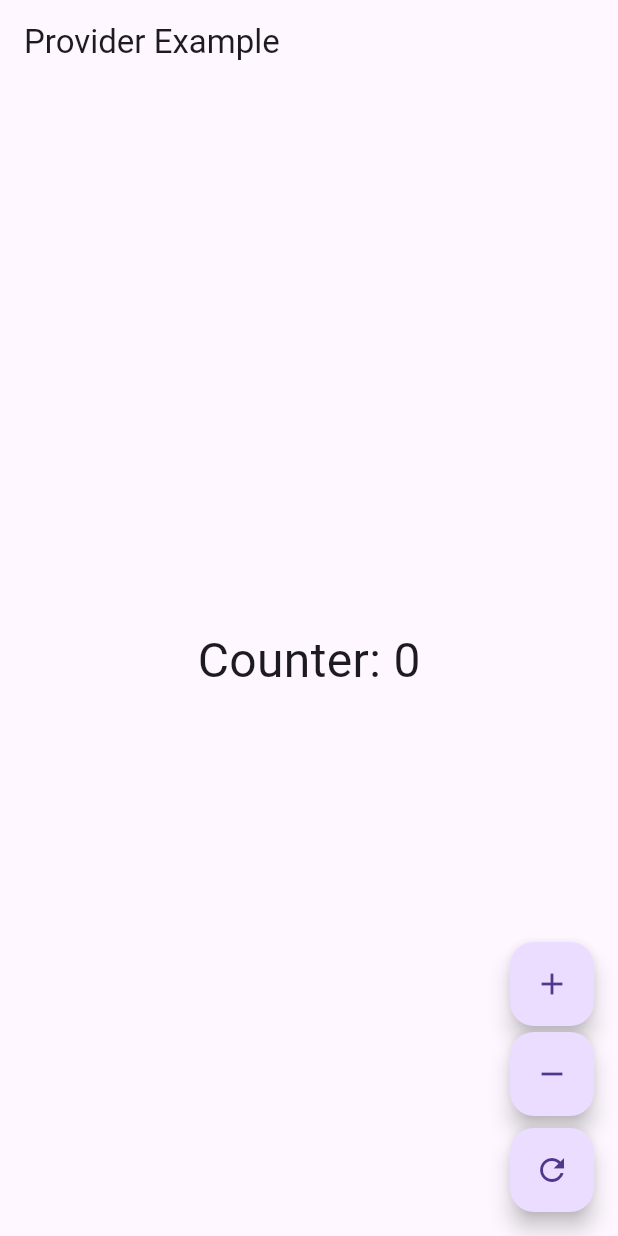
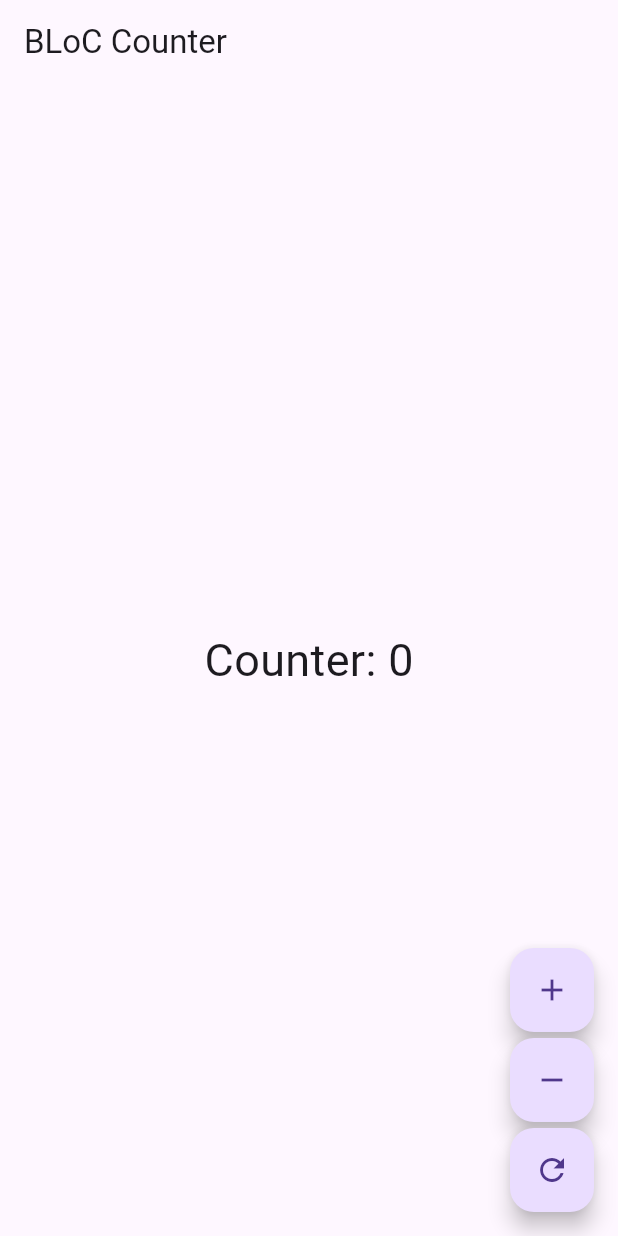
Before and after one commit to itiswd/learn_flutter, a Flutter app: the screen it shows after launch, after a tap on the "add" icon, after a tap on the "remove" icon, after a tap on the "refresh" icon, on a phone screen of 412 x 824 dp. Run offline on Flutter 3.47's test engine with Material 3 defaults, Android fonts, the phone set to English and light mode, and no system bars; our stand-ins replace flutter_bloc.

Commit message:
Implement BLoC pattern for counter functionality and remove provider integration

```diff
--- /dev/null
+++ b/lib/bloc/bloc.dart
@@ -0,0 +1,17 @@
+import 'package:flutter_bloc/flutter_bloc.dart';
+import 'package:learn_flutter/bloc/events.dart';
+import 'package:learn_flutter/bloc/states.dart';
+
+class CounterBloc extends Bloc<CounterEvent, CounterState> {
+  CounterBloc() : super(CounterState(0)) {
+    on<IncrementEvent>((event, emit) {
+      emit(CounterState(state.counter + 1));
+    });
+    on<DecrementEvent>((event, emit) {
+      emit(CounterState(state.counter - 1));
+    });
+    on<ResetEvent>((event, emit) {
+      emit(CounterState(0));
+    });
+  }
+}
--- /dev/null
+++ b/lib/bloc/events.dart
@@ -0,0 +1,7 @@
+abstract class CounterEvent {}
+
+class IncrementEvent extends CounterEvent {}
+
+class DecrementEvent extends CounterEvent {}
+
+class ResetEvent extends CounterEvent {}
--- /dev/null
+++ b/lib/bloc/states.dart
@@ -0,0 +1,5 @@
+class CounterState {
+  final int counter;
+
+  CounterState(this.counter);
+}
--- a/lib/home.dart
+++ b/lib/home.dart
@@ -1,20 +1,25 @@
 import 'package:flutter/material.dart';
-import 'package:learn_flutter/provider.dart';
-import 'package:provider/provider.dart';
+import 'package:flutter_bloc/flutter_bloc.dart';
+import 'package:learn_flutter/bloc/bloc.dart';
+import 'package:learn_flutter/bloc/events.dart';
+import 'package:learn_flutter/bloc/states.dart';
 
-class HomePage extends StatelessWidget {
-  const HomePage({super.key});
+class MyApp extends StatelessWidget {
+  const MyApp({super.key});
 
   @override
   Widget build(BuildContext context) {
-    final counterProvider = Provider.of<CounterProvider>(context);
-
-    return Scaffold(
-      appBar: AppBar(title: const Text('Provider Example')),
+    return MaterialApp(
+      home: Scaffold(
+        appBar: AppBar(title: const Text('BLoC Counter')),
         body: Center(
-        child: Text(
-          'Counter: ${counterProvider.counter}',
-          style: const TextStyle(fontSize: 32),
+          child: BlocBuilder<CounterBloc, CounterState>(
+            builder: (context, state) {
+              return Text(
+                'Counter: ${state.counter}',
+                style: const TextStyle(fontSize: 30),
+              );
+            },
           ),
         ),
         floatingActionButton: Column(
@@ -22,20 +27,26 @@ class HomePage extends StatelessWidget {
           mainAxisAlignment: MainAxisAlignment.end,
           children: [
             FloatingActionButton(
-            onPressed: counterProvider.increment,
+              onPressed: () {
+                context.read<CounterBloc>().add(IncrementEvent());
+              },
               child: const Icon(Icons.add),
             ),
             FloatingActionButton(
-            onPressed: counterProvider.decrement,
+              onPressed: () {
+                context.read<CounterBloc>().add(DecrementEvent());
+              },
               child: const Icon(Icons.remove),
             ),
-          const SizedBox(width: 16),
             FloatingActionButton(
-            onPressed: counterProvider.reset,
+              onPressed: () {
+                context.read<CounterBloc>().add(ResetEvent());
+              },
               child: const Icon(Icons.refresh),
             ),
           ],
         ),
+      ),
     );
   }
 }
--- a/lib/main.dart
+++ b/lib/main.dart
@@ -1,22 +1,8 @@
 import 'package:flutter/material.dart';
+import 'package:flutter_bloc/flutter_bloc.dart';
+import 'package:learn_flutter/bloc/bloc.dart';
 import 'package:learn_flutter/home.dart';
-import 'package:learn_flutter/provider.dart';
-import 'package:provider/provider.dart';
 
 void main() {
-  runApp(
-    ChangeNotifierProvider(
-      create: (_) => CounterProvider(),
-      child: const MyApp(),
-    ),
-  );
+  runApp(BlocProvider(create: (_) => CounterBloc(), child: MyApp()));
 }
-
-class MyApp extends StatelessWidget {
-  const MyApp({super.key});
-
-  @override
-  Widget build(BuildContext context) {
-    return MaterialApp(title: 'Provider Demo', home: const HomePage());
-  }
-}
--- a/lib/provider.dart
+++ /dev/null
@@ -1,22 +0,0 @@
-import 'package:flutter/material.dart';
-
-class CounterProvider with ChangeNotifier {
-  int _counter = 0;
-
-  int get counter => _counter;
-
-  void increment() {
-    _counter++;
-    notifyListeners();
-  }
-
-  void decrement() {
-    _counter--;
-    notifyListeners();
-  }
-
-  void reset() {
-    _counter = 0;
-    notifyListeners();
-  }
-}
--- a/pubspec.yaml
+++ b/pubspec.yaml
@@ -35,6 +35,7 @@ dependencies:
   # Use with the CupertinoIcons class for iOS style icons.
   cupertino_icons: ^1.0.8
   provider: ^6.1.5
+  flutter_bloc: ^9.1.1
 
 dev_dependencies:
   flutter_test:
```
Also changed, not shown: pubspec.lock, 1 other file. Lines whose indentation alone changed are shown as unchanged.
